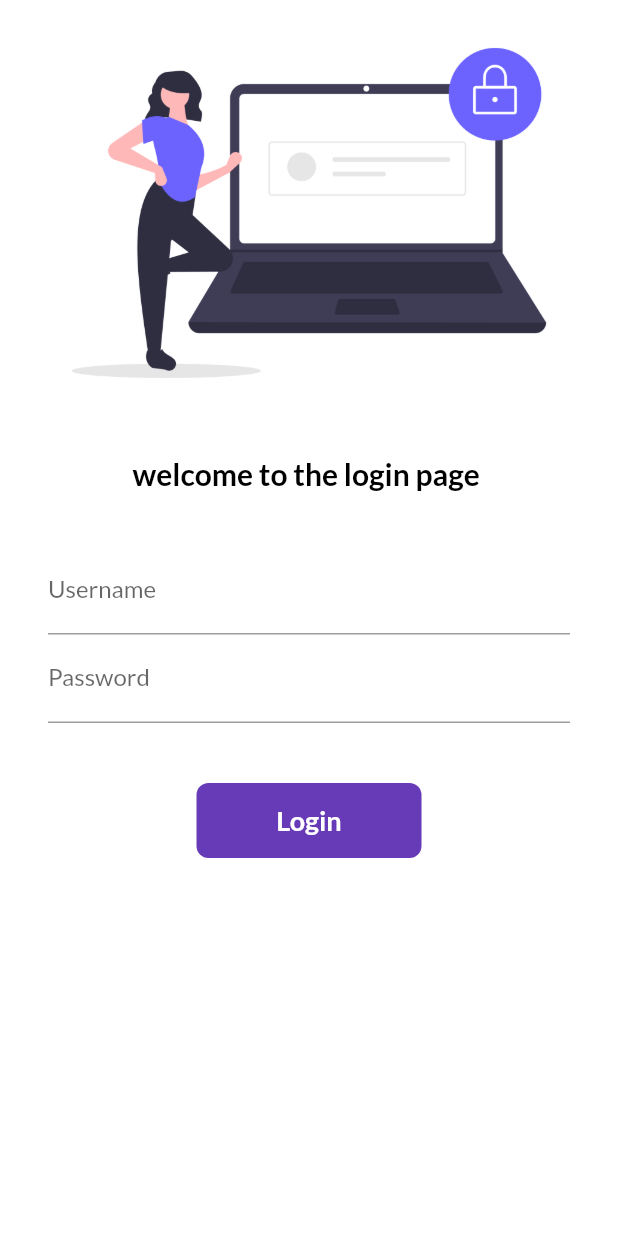
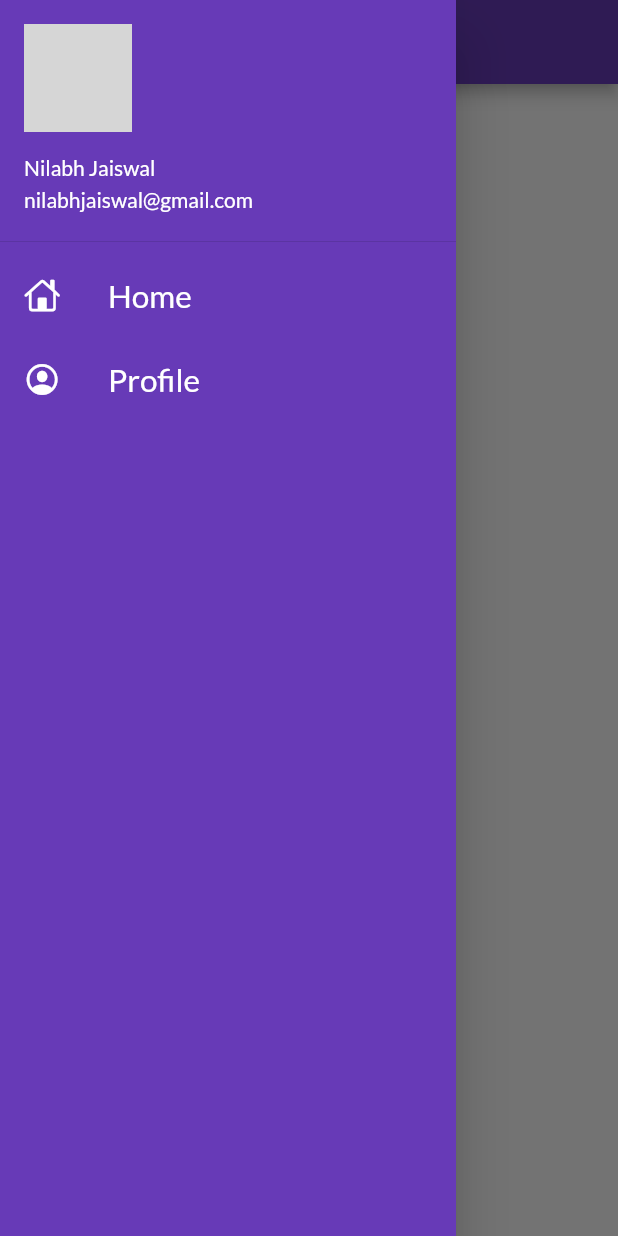
Before and after one commit to nilabhjaiswal/30DaysOfFlutterTutorial, a Flutter app: the screen it shows after launch, with the side drawer open (before the commit the screen has no drawer), on a phone screen of 412 x 824 dp. Run offline on Flutter 3.47's test engine with Material 2 defaults, Android fonts, the phone set to English and light mode, and no system bars; our stand-ins replace google_fonts; network calls fail; grey boxes are pictures that could not be loaded.

Commit message:
day_9 task completed

```diff
--- a/lib/main.dart
+++ b/lib/main.dart
@@ -24,6 +24,7 @@ class MyApp extends StatelessWidget {
       darkTheme: ThemeData(
         brightness: Brightness.dark,
       ),
+      initialRoute: MyRoutes.homeRoutes,
       routes: {
         "/" : (context)=> const LoginPage(),
         MyRoutes.homeRoutes : (context)=> HomePage(),
--- a/lib/pages/home_page.dart
+++ b/lib/pages/home_page.dart
@@ -1,4 +1,5 @@
 import "package:flutter/material.dart";
+import 'package:flutter_application_1/wigets/drawer.dart';
 import "package:meta/meta.dart";
 
 @immutable
@@ -19,7 +20,7 @@ class HomePage extends StatelessWidget {
           child: Text("Om ganeshay namah $num"),
         ),
       ),
-      drawer:const Drawer(),
+      drawer:const MyDrawer(),
     );
   }
 }
--- /dev/null
+++ b/lib/wigets/drawer.dart
@@ -0,0 +1,53 @@
+import 'package:flutter/cupertino.dart';
+import 'package:flutter/material.dart';
+
+class MyDrawer extends StatelessWidget {
+  const MyDrawer({Key? key}) : super(key: key);
+  final imagesUrl =
+      "https://www.google.com/url?sa=i&url=https%3A%2F%2Fwww.macmillandictionaryblog.com%2Femoji&psig=AOvVaw0wAPpuNN5BTbKBGT-_HqOg&ust=1639650124094000&source=images&cd=vfe&ved=0CAsQjRxqFwoTCNjutOvK5fQCFQAAAAAdAAAAABAD";
+  @override
+  Widget build(BuildContext context) {
+    return Drawer(
+      child: Container(
+        color: Colors.deepPurple,
+        child: ListView(
+          padding: EdgeInsets.zero,
+          // ignore: prefer_const_literals_to_create_immutables
+          children: [
+            DrawerHeader(
+              padding: EdgeInsets.zero,
+              child: UserAccountsDrawerHeader(
+                margin: EdgeInsets.zero,
+                accountName: const Text("Nilabh Jaiswal"),
+                accountEmail: const Text("nilabhjaiswal@gmail.com"),
+                currentAccountPicture: CircleAvatar(
+                  backgroundImage: NetworkImage(imagesUrl),
+                ),
+              ),
+            ),
+            const ListTile(
+              leading: Icon(
+                CupertinoIcons.home,
+                color: Colors.white,
+              ),
+              title:
+              Text("Home",
+              textScaleFactor: 1.5,
+              style: TextStyle(color: Colors.white)),
+            ),
+
+            const ListTile(
+              leading: Icon(
+                CupertinoIcons.profile_circled,
+                color: Colors.white,
+              ),
+              title: Text("Profile",
+               textScaleFactor: 1.5,
+               style: TextStyle(color: Colors.white)),
+            )
+          ],
+        ),
+      ),
+    );
+  }
+}
```
